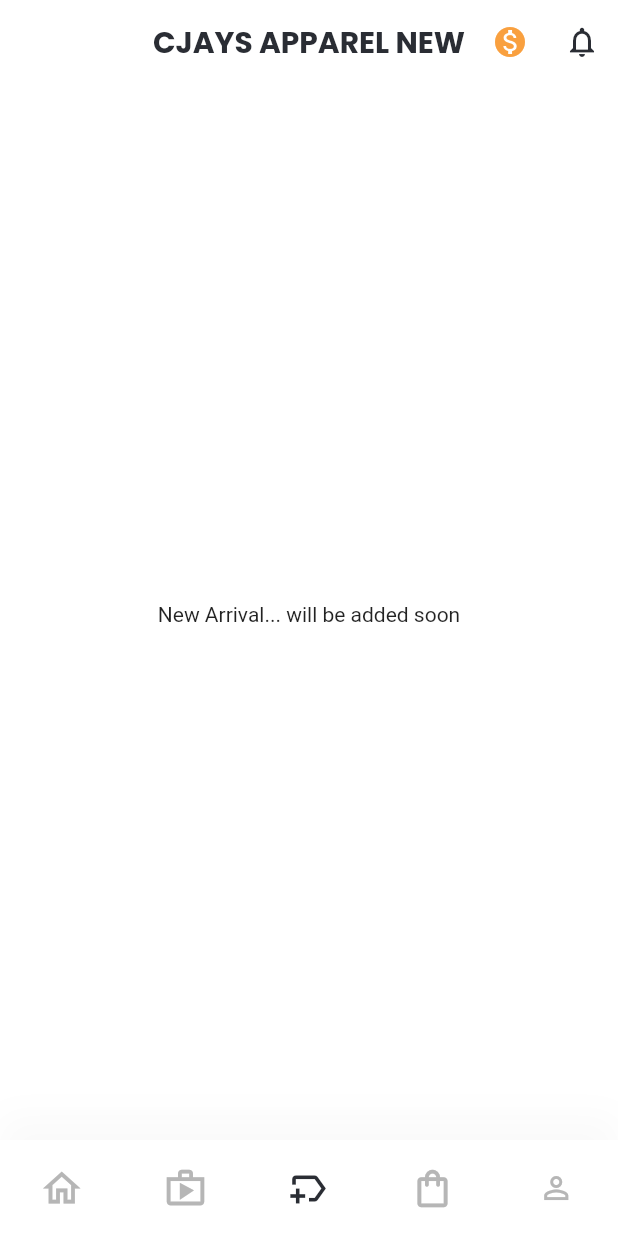
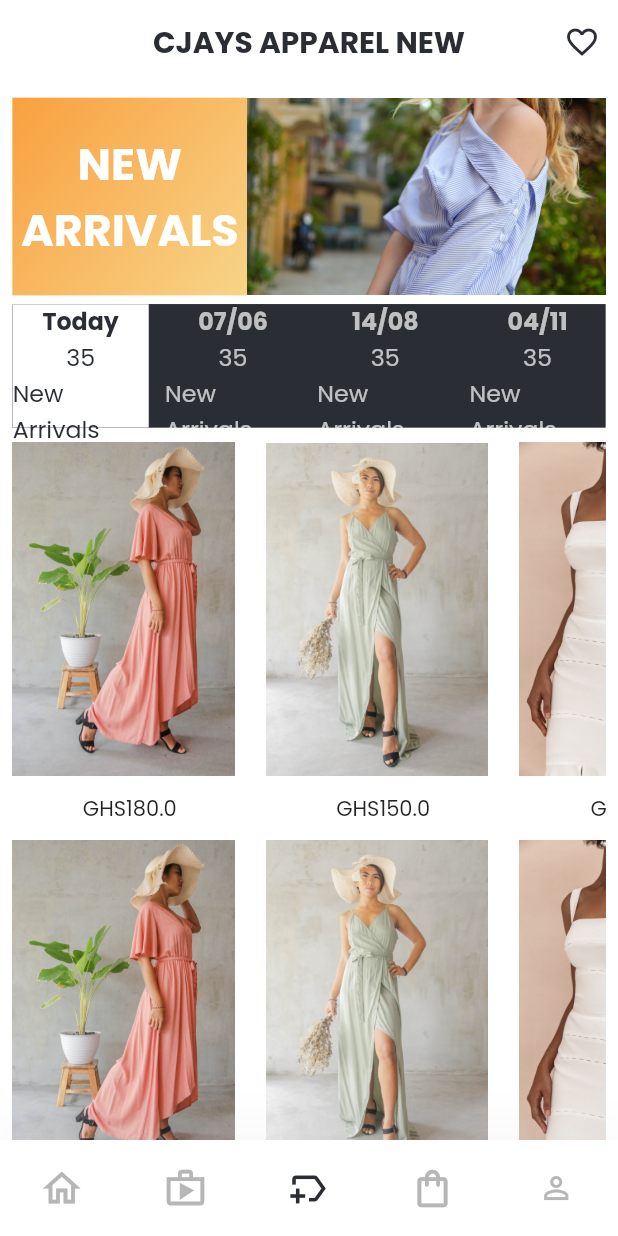
Before and after one commit to kennedyowusu/cjays_apparel_mobile, a Flutter app: the NewArrivalScreen screen opened by its route, on a phone screen of 412 x 824 dp. Run offline on Flutter 3.47's test engine with Material 2 defaults, Android fonts, the phone set to English and light mode, and no system bars; our stand-ins replace community_material_icon, flutter_secure_storage, flutter_spinkit, flutter_svg, get, google_fonts and 1 more; accounts and stored records are empty.

Commit message:
implement new arrivals ui screen

```diff
--- a/lib/constants/images.dart
+++ b/lib/constants/images.dart
@@ -33,4 +33,10 @@ class ProjectImages {
   static const String kOutfit_1 = "assets/images/outfit-1.jpg";
   static const String kOutfit_2 = "assets/images/outfit-2.jpg";
   static const String kOutfit_3 = "assets/images/outfit-3.jpeg";
+  static const String kNewArrival = "assets/images/new-arrivals.jpg";
+  static const String kDress1 = "assets/images/dress-1.jpg";
+  static const String kDress2 = "assets/images/dress-2.jpg";
+  static const String kDress3 = "assets/images/dress-3.jpg";
+  static const String kDress4 = "assets/images/dress-4.jpg";
+  static const String kDress5 = "assets/images/dress-5.jpg";
 }
--- /dev/null
+++ b/lib/views/new/components/items_model.dart
@@ -0,0 +1,11 @@
+class ItemsModel {
+  ItemsModel({required this.image, required this.price});
+
+  final String image;
+  final double price;
+
+  @override
+  String toString() {
+    return '{ $image, $price }';
+  }
+}
--- /dev/null
+++ b/lib/views/new/components/new_arrival_body.dart
@@ -0,0 +1,206 @@
+import 'package:cjays/constants/colors.dart';
+import 'package:cjays/constants/images.dart';
+import 'package:cjays/constants/styles.dart';
+import 'package:cjays/views/new/components/items_model.dart';
+import 'package:cjays/views/new/components/second_header_content.dart';
+import 'package:flutter/material.dart';
+
+class NewArrivalBody extends StatelessWidget {
+  NewArrivalBody({Key? key}) : super(key: key);
+
+  List<ItemsModel> items = [
+    ItemsModel(image: ProjectImages.kDress1, price: 180.00),
+    ItemsModel(image: ProjectImages.kDress2, price: 150.00),
+    ItemsModel(image: ProjectImages.kDress3, price: 170.00),
+    ItemsModel(image: ProjectImages.kDress5, price: 110.00),
+  ];
+
+  @override
+  Widget build(BuildContext context) {
+    double width = MediaQuery.of(context).size.width;
+    double height = MediaQuery.of(context).size.height;
+    return Column(
+      children: [
+        SizedBox(height: height * 0.007),
+        Row(
+          children: [
+            Container(
+              height: height * 0.16,
+              width: width * 0.38,
+              decoration: BoxDecoration(
+                gradient: LinearGradient(
+                  colors: [
+                    ProjectColors.kPrimaryColor,
+                    ProjectColors.kSecondaryColor,
+                  ],
+                  begin: Alignment.topLeft,
+                  end: Alignment.bottomRight,
+                ),
+              ),
+              child: Column(
+                mainAxisAlignment: MainAxisAlignment.center,
+                children: [
+                  Text(
+                    "New".toUpperCase(),
+                    style: kTabBarItemFontStyle.copyWith(
+                      fontSize: 30.0 * kMultiplier * height,
+                      fontWeight: FontWeight.bold,
+                      color: ProjectColors.kWhiteColor,
+                    ),
+                  ),
+                  Text(
+                    "Arrivals".toUpperCase(),
+                    style: kTabBarItemFontStyle.copyWith(
+                      fontSize: 30.0 * kMultiplier * height,
+                      fontWeight: FontWeight.bold,
+                      color: ProjectColors.kWhiteColor,
+                    ),
+                  ),
+                ],
+              ),
+            ),
+            Image.asset(
+              ProjectImages.kNewArrival,
+              width: width * 0.58,
+              height: height * 0.16,
+              fit: BoxFit.fitWidth,
+            ),
+          ],
+        ),
+        SizedBox(height: height * 0.007),
+        Row(
+          children: [
+            Container(
+              height: height * 0.10,
+              width: width * 0.96,
+              decoration: BoxDecoration(
+                color: ProjectColors.kBlackColor,
+                border: Border.all(
+                  color: ProjectColors.kBlackColor.withOpacity(0.5),
+                  width: 0.1,
+                ),
+              ),
+              child: Row(
+                mainAxisAlignment: MainAxisAlignment.spaceBetween,
+                children: [
+                  Container(
+                    height: height * 0.10,
+                    decoration: BoxDecoration(
+                      color: ProjectColors.kWhiteColor,
+                      border: Border.all(
+                        color: ProjectColors.kWhiteColor,
+                        width: 0.1,
+                      ),
+                    ),
+                    child: SecondHeaderContent(
+                      height: height,
+                      width: width,
+                      day: 'Today',
+                      total: '35',
+                      text: 'New Arrivals',
+                      color: ProjectColors.kBlackColor,
+                    ),
+                  ),
+                  SecondHeaderContent(
+                    height: height,
+                    width: width,
+                    day: '07/06',
+                    total: '35',
+                    text: 'New Arrivals',
+                    color: ProjectColors.kWhiteColor.withOpacity(0.7),
+                  ),
+                  SecondHeaderContent(
+                    height: height,
+                    width: width,
+                    day: '14/08',
+                    total: '35',
+                    text: 'New Arrivals',
+                    color: ProjectColors.kWhiteColor.withOpacity(0.7),
+                  ),
+                  SecondHeaderContent(
+                    height: height,
+                    width: width,
+                    day: '04/11',
+                    total: '35',
+                    text: 'New Arrivals',
+                    color: ProjectColors.kWhiteColor.withOpacity(0.7),
+                  ),
+                ],
+              ),
+            ),
+          ],
+        ),
+        SizedBox(height: height * 0.007),
+        SizedBox(
+          height: height * 0.68,
+          child: ListView.separated(
+            scrollDirection: Axis.horizontal,
+            itemCount: items.length,
+            separatorBuilder: (context, index) {
+              return SizedBox(width: width * 0.03);
+            },
+            itemBuilder: (context, index) {
+              return Column(
+                children: [
+                  Row(
+                    children: [
+                      Column(
+                        children: [
+                          SizedBox(
+                            height: height * 0.28,
+                            width: width * 0.38,
+                            child: Row(
+                              children: [
+                                Image.asset(
+                                  items[index].image,
+                                  fit: BoxFit.cover,
+                                  width: width * 0.36,
+                                ),
+                              ],
+                            ),
+                          ),
+                          SizedBox(height: height * 0.009),
+                          Text(
+                            "GHS${items[index].price}",
+                            style: kTabBarItemFontStyle,
+                          ),
+                        ],
+                      ),
+                    ],
+                  ),
+                  SizedBox(height: height * 0.007),
+                  Row(
+                    children: [
+                      Column(
+                        children: [
+                          SizedBox(
+                            height: height * 0.28,
+                            width: width * 0.38,
+                            child: Row(
+                              children: [
+                                Image.asset(
+                                  items[index].image,
+                                  fit: BoxFit.cover,
+                                  width: width * 0.36,
+                                ),
+                              ],
+                            ),
+                          ),
+                          SizedBox(height: height * 0.009),
+                          Text(
+                            "GHS${items[index].price}",
+                            style: kTabBarItemFontStyle,
+                          ),
+                        ],
+                      ),
+                    ],
+                  ),
+                ],
+              );
+            },
+          ),
+        ),
+      ],
+    );
+  }
+}
--- /dev/null
+++ b/lib/views/new/components/second_header_content.dart
@@ -0,0 +1,54 @@
+import 'package:cjays/constants/styles.dart';
+import 'package:flutter/material.dart';
+
+class SecondHeaderContent extends StatelessWidget {
+  const SecondHeaderContent({
+    Key? key,
+    required this.height,
+    required this.width,
+    required this.day,
+    required this.total,
+    required this.text,
+    required this.color,
+  }) : super(key: key);
+
+  final double height;
+  final double width;
+  final String day, total, text;
+  final Color color;
+
+  @override
+  Widget build(BuildContext context) {
+    return SizedBox(
+      height: height * 0.12,
+      width: width * 0.22,
+      child: Column(
+        mainAxisAlignment: MainAxisAlignment.center,
+        children: [
+          Text(
+            day,
+            style: kTabBarItemFontStyle.copyWith(
+              fontSize: 16.0 * kMultiplier * height,
+              fontWeight: FontWeight.bold,
+              color: color,
+            ),
+          ),
+          Text(
+            total,
+            style: kTabBarItemFontStyle.copyWith(
+              fontSize: 16.0 * kMultiplier * height,
+              color: color,
+            ),
+          ),
+          Text(
+            text,
+            style: kTabBarItemFontStyle.copyWith(
+              fontSize: 16.0 * kMultiplier * height,
+              color: color,
+            ),
+          ),
+        ],
+      ),
+    );
+  }
+}
--- a/lib/views/new/new_arrival.dart
+++ b/lib/views/new/new_arrival.dart
@@ -1,6 +1,7 @@
 import 'package:cjays/constants/colors.dart';
 import 'package:cjays/constants/styles.dart';
 import 'package:cjays/enums.dart';
+import 'package:cjays/views/new/components/new_arrival_body.dart';
 import 'package:cjays/widgets/coustom_bottom_nav_bar.dart';
 import 'package:flutter/material.dart';
 
@@ -12,6 +13,7 @@ class NewArrivalScreen extends StatelessWidget {
   @override
   Widget build(BuildContext context) {
     double height = MediaQuery.of(context).size.height;
+    double width = MediaQuery.of(context).size.width;
     return SafeArea(
       child: Scaffold(
         backgroundColor: ProjectColors.kWhiteColor,
@@ -22,7 +24,7 @@ class NewArrivalScreen extends StatelessWidget {
           ),
           child: AppBar(
             title: Text(
-              "Cjays Apparel New".toUpperCase(),
+              "CJAYS APPAREL NEW".toUpperCase(),
               style: kTabBarItemFontStyle.copyWith(
                 fontSize: 20.0 * kMultiplier * height,
                 fontWeight: FontWeight.bold,
@@ -34,14 +36,7 @@ class NewArrivalScreen extends StatelessWidget {
             actions: [
               IconButton(
                 icon: Icon(
-                  Icons.monetization_on,
-                  color: ProjectColors.kPrimaryColor,
-                ),
-                onPressed: () {},
-              ),
-              IconButton(
-                icon: Icon(
-                  Icons.notifications_none,
+                  Icons.favorite_border_sharp,
                   color: ProjectColors.kBlackColor,
                 ),
                 onPressed: () {},
@@ -51,8 +46,9 @@ class NewArrivalScreen extends StatelessWidget {
             elevation: 0.0,
           ),
         ),
-        body: Center(
-          child: Text('New Arrival... will be added soon'),
+        body: Padding(
+          padding: EdgeInsets.symmetric(horizontal: width * 0.020),
+          child: SingleChildScrollView(child: NewArrivalBody()),
         ),
         bottomNavigationBar:
             CustomBottomNavBar(selectedMenu: MenuState.arrival),
```
Also changed, not shown: assets/images/dress-1.jpg (added), assets/images/dress-2.jpg (added), assets/images/dress-3.jpg (added), assets/images/dress-4.jpg (added), assets/images/dress-5.jpg (added), assets/images/new-arrival.jpg (added), assets/images/new-arrivals.jpg (added).
